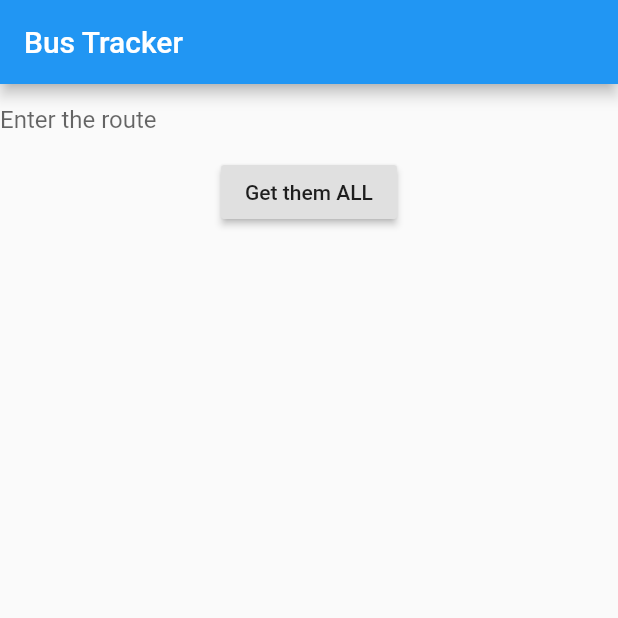
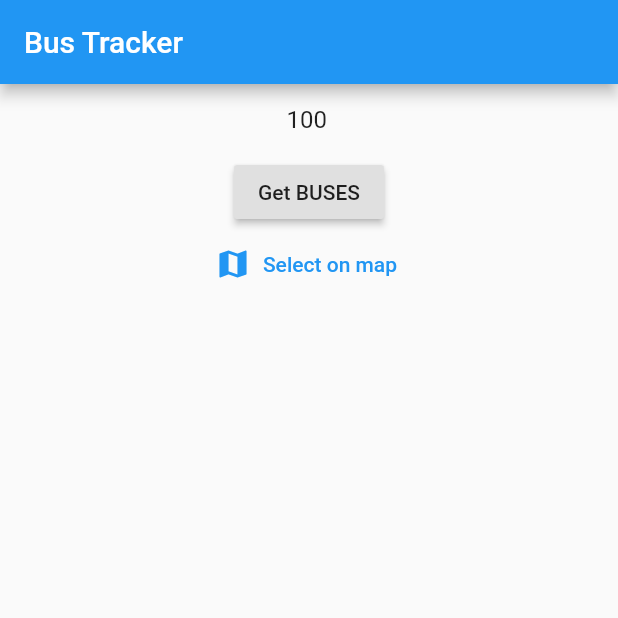
Before and after one commit to luancaius/144Tracker, a Flutter app: the screen it shows after launch, on a phone screen of 412 x 824 dp, the top half of it. Run offline on Flutter 3.47's test engine with Material 2 defaults, Android fonts, the phone set to English and light mode, and no system bars; our stand-ins replace google_maps_flutter, location.

Commit message:
feat: getting buses and using google map

```diff
--- a/flutter_app/lib/main.dart
+++ b/flutter_app/lib/main.dart
@@ -1,8 +1,11 @@
 import 'package:flutter/material.dart';
+import 'package:flutter_app/models/location.dart';
 import 'package:flutter_app/models/vehicleLocation.dart';
 import 'package:http/http.dart' as http;
 import 'dart:convert';
 import 'models/vehicleLocation.dart';
+import 'widgets/location_input.dart';
+
 
 void main() => runApp(MyApp());
 
@@ -15,9 +18,16 @@ class MyApp extends StatefulWidget {
 
 class MyAppState extends State<MyApp> {
   String _route;
+  List<LocationModel> _locations;
+  @override
+  void initState() {
+    super.initState();
+    _route = _route ?? '100';
+  }
+
   getVehicles() {
     const agency = 'ttc';
-    String route = '100';
+    String route = _route;
     String url =
         'http://webservices.nextbus.com/service/publicJSONFeed?command=vehicleLocations&a=' +
             agency +
@@ -28,9 +38,14 @@ class MyAppState extends State<MyApp> {
     http.get(url).then((response) {
       var result = json.decode(response.body);
       var arrayVehicles = result['vehicle'] as List<dynamic>;
-      var vehicleLocations = arrayVehicles.map((item) {return VehicleLocation.fromJson(item);}).toList();
-      vehicleLocations.forEach((item) {
-        print(item.id + ' ' + item.route);
+      if(arrayVehicles == null)
+        return;
+      var vehicleLocations = arrayVehicles.map((item) {
+        return VehicleLocation.fromJson(item);
+      }).toList();
+      var locations = vehicleLocations.map((item) {return LocationModel.convert(item);}).toList();
+      setState(() {
+        _locations = locations;
       });
     });
   }
@@ -44,9 +59,11 @@ class MyAppState extends State<MyApp> {
           ),
           body: Column(
             children: <Widget>[
-              TextField(
+              TextFormField(
+                textAlign: TextAlign.center,
                 decoration: InputDecoration(
                     border: InputBorder.none, hintText: 'Enter the route'),
+                    initialValue: _route,
                 onChanged: (value) {
                   setState(() {
                     _route = value;
@@ -54,11 +71,12 @@ class MyAppState extends State<MyApp> {
                 },
               ),
               RaisedButton(
-                child: Text('Get them ALL'),
+                child: Text('Get BUSES'),
                 onPressed: () {
                   getVehicles();
                 },
-              )
+              ),
+              LocationInput(_locations)
             ],
           )),
     );
--- /dev/null
+++ b/flutter_app/lib/models/location.dart
@@ -0,0 +1,25 @@
+import 'package:flutter_app/models/vehicleLocation.dart';
+import 'package:google_maps_flutter/google_maps_flutter.dart';
+
+class LocationModel{
+  String name;
+  double lat;
+  double lon;
+  LocationModel({this.name, this.lat, this.lon});
+
+   factory LocationModel.convert(VehicleLocation vehicle) {
+    return new LocationModel(
+        name: vehicle.id,
+        lat: double.parse(vehicle.latitude),
+        lon: double.parse(vehicle.longitude));
+  }
+
+  static Marker convertToMarker(LocationModel locationModel) {
+    var marker = new Marker(
+              markerId: MarkerId(locationModel.name),
+              position: LatLng(locationModel.lat, locationModel.lon),
+              infoWindow: InfoWindow(title: locationModel.name),
+          );
+        return marker;
+  }
+}
--- /dev/null
+++ b/flutter_app/lib/widgets/location_input.dart
@@ -0,0 +1,42 @@
+import 'package:flutter/material.dart';
+import 'package:flutter_app/models/location.dart';
+import 'package:flutter_app/screens/map_screen.dart';
+import 'package:location/location.dart';
+
+class LocationInput extends StatefulWidget {
+
+  List<LocationModel> locations;
+  LocationInput(this.locations);
+  @override
+  _LocationInputState createState() => _LocationInputState();
+}
+
+class _LocationInputState extends State<LocationInput> {
+  Future<void> _selectOnMap() async {
+    if(widget.locations != null){
+    final location = await Location().getLocation();
+    widget.locations.add(new LocationModel(name: "ME",lat: location.latitude, lon: location.longitude));
+    await Navigator.of(context)
+        .push(MaterialPageRoute(builder: (ctx) => MapScreen(widget.locations)));
+    }
+  }
+
+  @override
+  Widget build(BuildContext context) {
+    return Column(
+      children: <Widget>[
+        Row(
+          mainAxisAlignment: MainAxisAlignment.center,
+          children: <Widget>[
+            FlatButton.icon(
+              icon: Icon(Icons.map),
+              label: Text('Select on map'),
+              textColor: Theme.of(context).primaryColor,
+              onPressed: _selectOnMap,
+            ),
+          ],
+        )
+      ],
+    );
+  }
+}
--- a/flutter_app/pubspec.yaml
+++ b/flutter_app/pubspec.yaml
@@ -21,6 +21,7 @@ dependencies:
     sdk: flutter
   http: ^0.12.0+2
   location: ^2.3.5
+  google_maps_flutter: ^0.5.21+12
 
   # The following adds the Cupertino Icons font to your application.
   # Use with the CupertinoIcons class for iOS style icons.
```
Also changed, not shown: flutter_app/lib/screens/map_screen.dart (added, +26 -0 lines), flutter_app/pubspec.lock, 6 other files.
